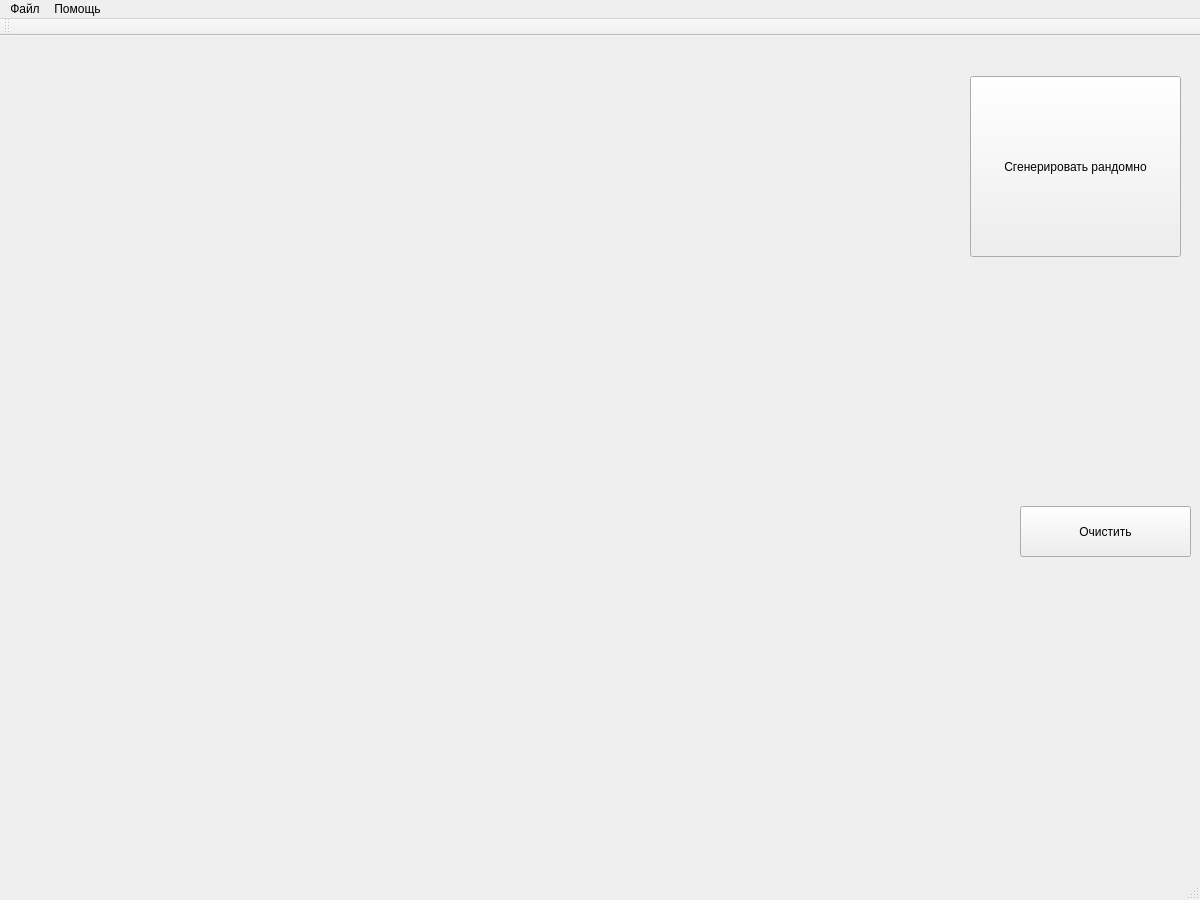
Before: the Qt Designer form course/course/mainwindow.ui in ansushina/sem5, drawn with Qt 5.
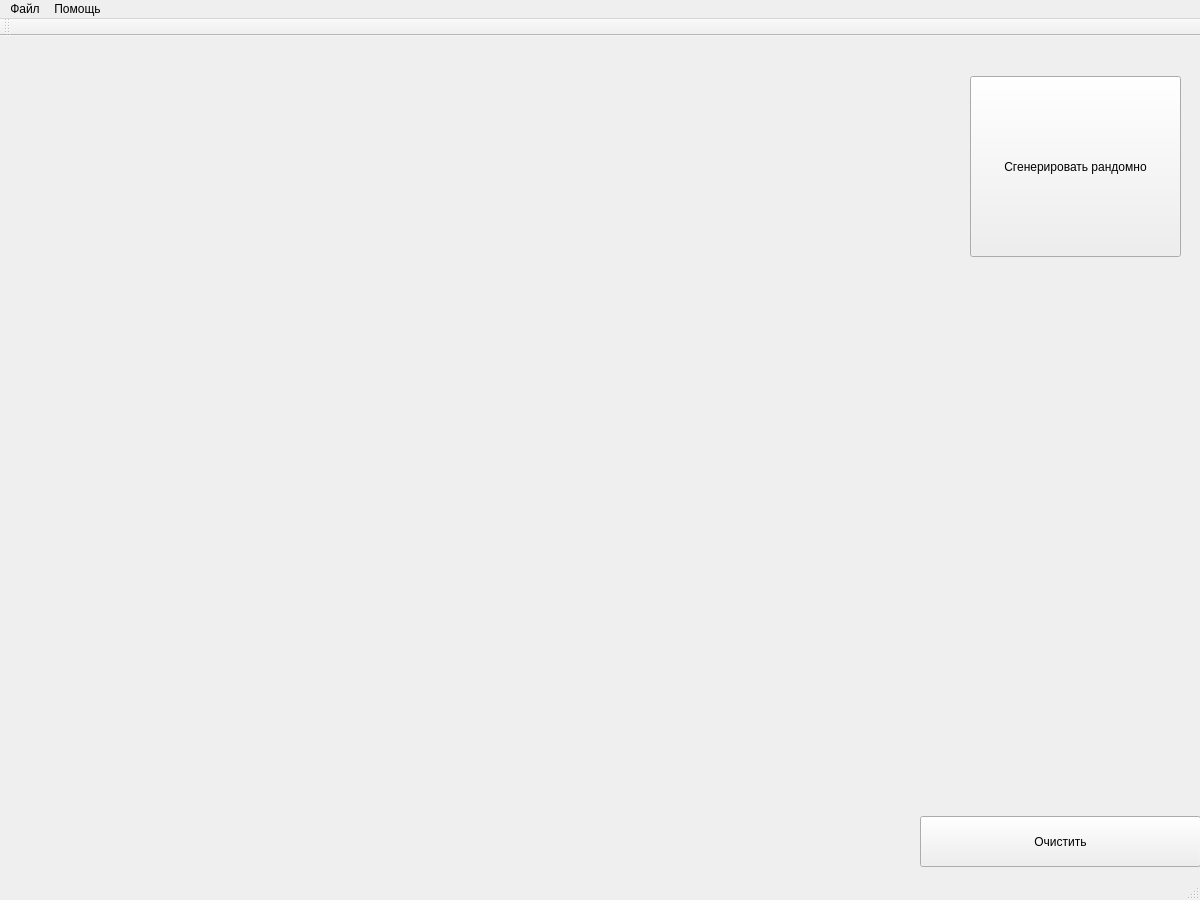
After: the same form once the commit is applied.

```diff
--- a/course/course/mainwindow.ui
+++ b/course/course/mainwindow.ui
@@ -43,9 +43,9 @@
    <widget class="QPushButton" name="clear_button">
     <property name="geometry">
      <rect>
-      <x>1020</x>
-      <y>470</y>
-      <width>171</width>
+      <x>920</x>
+      <y>780</y>
+      <width>281</width>
       <height>51</height>
      </rect>
     </property>
```
